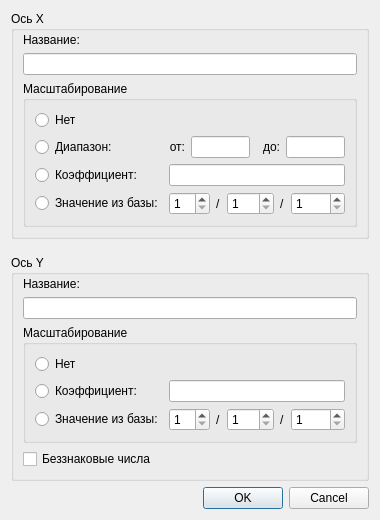
alex-krutikov/MkStudio, file src/mklib/ui/slotdialog.ui: the form before one commit.
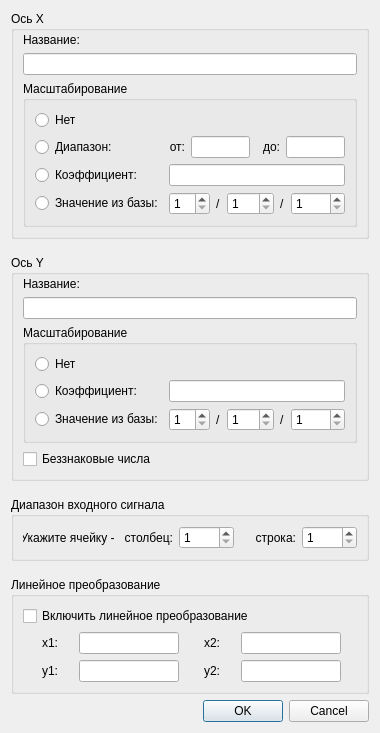
The form after the commit.

```diff
--- a/src/mklib/ui/slotdialog.ui
+++ b/src/mklib/ui/slotdialog.ui
@@ -1,25 +1,25 @@
 <ui version="4.0" >
  <class>SlotDialog</class>
- <widget class="QDialog" name="SlotDialog" >
-  <property name="geometry" >
+ <widget class="QDialog" name="SlotDialog">
+  <property name="geometry">
    <rect>
     <x>0</x>
     <y>0</y>
-    <width>360</width>
-    <height>493</height>
+    <width>357</width>
+    <height>664</height>
    </rect>
   </property>
   <property name="windowTitle" >
    <string>Dialog</string>
   </property>
-  <layout class="QVBoxLayout" name="verticalLayout_3" >
+  <layout class="QVBoxLayout" name="verticalLayout">
    <item>
     <widget class="QGroupBox" name="groupBox_2" >
      <property name="title" >
       <string>Ось X</string>
      </property>
-     <layout class="QVBoxLayout" name="verticalLayout" >
-      <property name="topMargin" >
+     <layout class="QGridLayout" name="gridLayout_5">
+      <property name="topMargin">
        <number>2</number>
       </property>
       <item>
@@ -163,8 +163,8 @@
     </widget>
    </item>
    <item>
-    <spacer name="verticalSpacer" >
-     <property name="orientation" >
+    <spacer name="verticalSpacer">
+     <property name="orientation">
       <enum>Qt::Vertical</enum>
      </property>
      <property name="sizeType" >
@@ -298,8 +298,232 @@
     </widget>
    </item>
    <item>
-    <widget class="QDialogButtonBox" name="buttonBox" >
-     <property name="orientation" >
+    <spacer name="verticalSpacer_2">
+     <property name="orientation">
+      <enum>Qt::Vertical</enum>
+     </property>
+     <property name="sizeType">
+      <enum>QSizePolicy::Fixed</enum>
+     </property>
+     <property name="sizeHint" stdset="0">
+      <size>
+       <width>20</width>
+       <height>10</height>
+      </size>
+     </property>
+    </spacer>
+   </item>
+   <item>
+    <widget class="QGroupBox" name="groupBox_7">
+     <property name="title">
+      <string>Диапазон входного сигнала</string>
+     </property>
+     <property name="flat">
+      <bool>false</bool>
+     </property>
+     <layout class="QGridLayout" name="gridLayout_3">
+      <item row="0" column="1">
+       <layout class="QHBoxLayout" name="horizontalLayout_6">
+        <item>
+         <widget class="QSpinBox" name="eff_bits_ref_column">
+          <property name="toolTip">
+           <string>Номер модуля</string>
+          </property>
+          <property name="minimum">
+           <number>1</number>
+          </property>
+         </widget>
+        </item>
+        <item>
+         <widget class="QLabel" name="label_2">
+          <property name="text">
+           <string>строка:</string>
+          </property>
+          <property name="alignment">
+           <set>Qt::AlignRight|Qt::AlignTrailing|Qt::AlignVCenter</set>
+          </property>
+         </widget>
+        </item>
+        <item>
+         <widget class="QSpinBox" name="eff_bits_ref_row">
+          <property name="toolTip">
+           <string>Номер слота</string>
+          </property>
+          <property name="minimum">
+           <number>1</number>
+          </property>
+          <property name="maximum">
+           <number>999</number>
+          </property>
+         </widget>
+        </item>
+       </layout>
+      </item>
+      <item row="0" column="0">
+       <widget class="QLabel" name="label">
+        <property name="maximumSize">
+         <size>
+          <width>150</width>
+          <height>16777215</height>
+         </size>
+        </property>
+        <property name="text">
+         <string>Укажите ячейку -   столбец:</string>
+        </property>
+        <property name="alignment">
+         <set>Qt::AlignRight|Qt::AlignTrailing|Qt::AlignVCenter</set>
+        </property>
+       </widget>
+      </item>
+     </layout>
+    </widget>
+   </item>
+   <item>
+    <spacer name="verticalSpacer_3">
+     <property name="orientation">
+      <enum>Qt::Vertical</enum>
+     </property>
+     <property name="sizeType">
+      <enum>QSizePolicy::Fixed</enum>
+     </property>
+     <property name="sizeHint" stdset="0">
+      <size>
+       <width>20</width>
+       <height>10</height>
+      </size>
+     </property>
+    </spacer>
+   </item>
+   <item>
+    <widget class="QGroupBox" name="groupBox_8">
+     <property name="title">
+      <string>Линейное преобразование</string>
+     </property>
+     <property name="flat">
+      <bool>false</bool>
+     </property>
+     <layout class="QVBoxLayout" name="verticalLayout_3">
+      <item>
+       <widget class="QCheckBox" name="chb_line_trans">
+        <property name="text">
+         <string>Включить линейное преобразование</string>
+        </property>
+       </widget>
+      </item>
+      <item>
+       <layout class="QGridLayout" name="gridLayout_4">
+        <item row="0" column="0">
+         <widget class="QLabel" name="label_4">
+          <property name="maximumSize">
+           <size>
+            <width>20</width>
+            <height>16777215</height>
+           </size>
+          </property>
+          <property name="text">
+           <string>x1:</string>
+          </property>
+          <property name="alignment">
+           <set>Qt::AlignRight|Qt::AlignTrailing|Qt::AlignVCenter</set>
+          </property>
+         </widget>
+        </item>
+        <item row="0" column="1">
+         <widget class="QLineEdit" name="le_x1">
+          <property name="maximumSize">
+           <size>
+            <width>100</width>
+            <height>16777215</height>
+           </size>
+          </property>
+         </widget>
+        </item>
+        <item row="0" column="2">
+         <widget class="QLabel" name="label_12">
+          <property name="maximumSize">
+           <size>
+            <width>20</width>
+            <height>16777215</height>
+           </size>
+          </property>
+          <property name="text">
+           <string>x2:</string>
+          </property>
+          <property name="alignment">
+           <set>Qt::AlignRight|Qt::AlignTrailing|Qt::AlignVCenter</set>
+          </property>
+         </widget>
+        </item>
+        <item row="0" column="3">
+         <widget class="QLineEdit" name="le_x2">
+          <property name="maximumSize">
+           <size>
+            <width>100</width>
+            <height>16777215</height>
+           </size>
+          </property>
+         </widget>
+        </item>
+        <item row="1" column="0">
+         <widget class="QLabel" name="label_11">
+          <property name="maximumSize">
+           <size>
+            <width>20</width>
+            <height>16777215</height>
+           </size>
+          </property>
+          <property name="text">
+           <string>y1:</string>
+          </property>
+          <property name="alignment">
+           <set>Qt::AlignRight|Qt::AlignTrailing|Qt::AlignVCenter</set>
+          </property>
+         </widget>
+        </item>
+        <item row="1" column="1">
+         <widget class="QLineEdit" name="le_y1">
+          <property name="maximumSize">
+           <size>
+            <width>100</width>
+            <height>16777215</height>
+           </size>
+          </property>
+         </widget>
+        </item>
+        <item row="1" column="2">
+         <widget class="QLabel" name="label_15">
+          <property name="maximumSize">
+           <size>
+            <width>20</width>
+            <height>16777215</height>
+           </size>
+          </property>
+          <property name="text">
+           <string>y2:</string>
+          </property>
+          <property name="alignment">
+           <set>Qt::AlignRight|Qt::AlignTrailing|Qt::AlignVCenter</set>
+          </property>
+         </widget>
+        </item>
+        <item row="1" column="3">
+         <widget class="QLineEdit" name="le_y2">
+          <property name="maximumSize">
+           <size>
+            <width>100</width>
+            <height>16777215</height>
+           </size>
+          </property>
+         </widget>
+        </item>
+       </layout>
+      </item>
+     </layout>
+    </widget>
+   </item>
+   <item>
+    <widget class="QDialogButtonBox" name="buttonBox">
+     <property name="orientation">
       <enum>Qt::Horizontal</enum>
      </property>
      <property name="standardButtons" >
```
Left out of the diff: 207 changed lines with no effect on the pictures.
